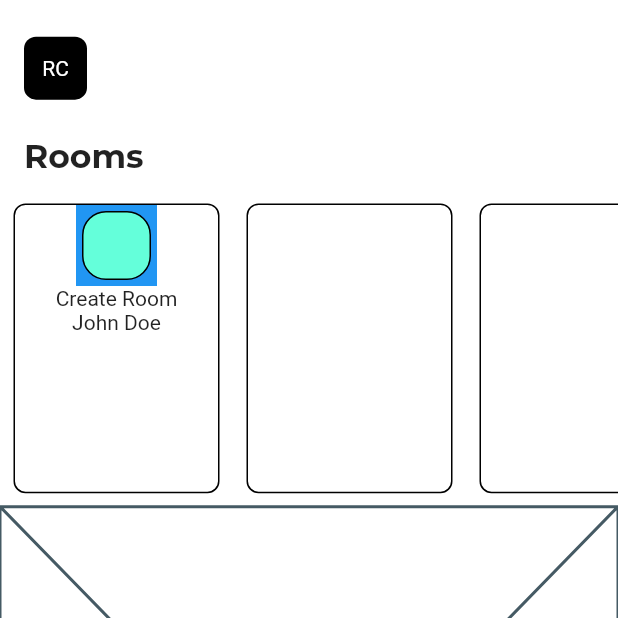
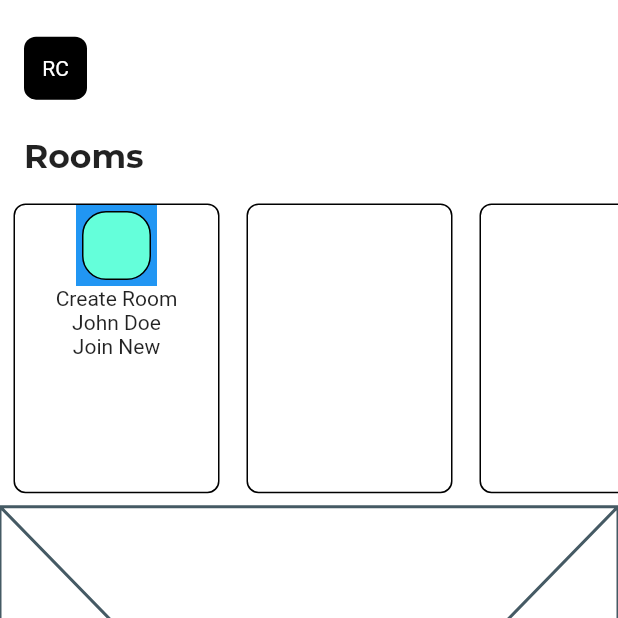
Before and after one commit to JAICHANGPARK/flutter_notebook_8th_story, a Flutter app: the RoomsPage screen opened by its route, on a phone screen of 412 x 824 dp, the top half of it. Run offline on Flutter 3.47's test engine with Material 2 defaults, Android fonts, the phone set to English and light mode, and no system bars; our stand-ins replace badges, flutter_hooks, google_fonts, hooks_riverpod, state_notifier.

Commit message:
Update rooms_page.dart

```diff
--- a/lib/ep588_social_app/rooms_page.dart
+++ b/lib/ep588_social_app/rooms_page.dart
@@ -97,7 +97,13 @@ class _RoomsPageState extends State<RoomsPage> {
                               ),
                               Text("Create Room"),
                               Text("John Doe"),
+                              Container(
+                                padding: EdgeInsets.symmetric(horizontal: 8),
+                                child: Center(
+                                  child: Text("Join New"),
+                                ),
 
+                              )
                             ],
                           ),
                         ),
```
